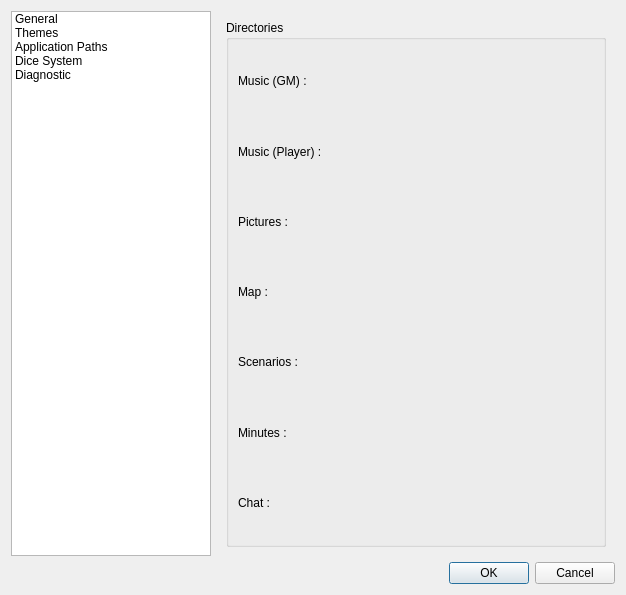
First picture: the form in src/preferences/preferencesdialogbox.ui, repository Rolisteam/rolisteam, before the edit.
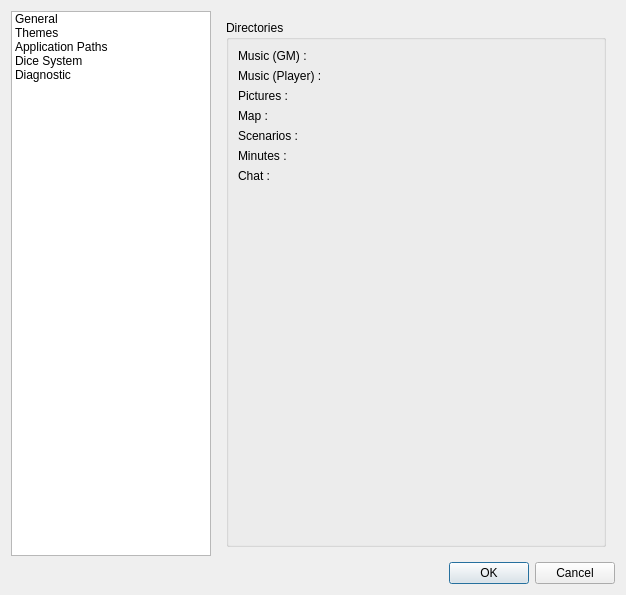
Second picture: the form after the edit. The open tabs and pages were chosen to show the change. Icons and pictures are not drawn. Custom widgets are drawn as their Qt base class.

Commit message: -Rolisteam starts maximazed by default, the property can be set into preferencesdialog

```diff
--- a/src/preferences/preferencesdialogbox.ui
+++ b/src/preferences/preferencesdialogbox.ui
@@ -487,6 +487,8 @@
            <property name="title">
             <string>Directories</string>
            </property>
+           <layout class="QVBoxLayout" name="verticalLayout_19">
+            <item>
            <layout class="QHBoxLayout" name="horizontalLayout_2" stretch="0,1">
             <item>
              <layout class="QVBoxLayout" name="verticalLayout">
@@ -565,6 +567,21 @@
                <widget class="FileDirChooser" name="m_chatDir" native="true"/>
               </item>
              </layout>
+              </item>
+             </layout>
+            </item>
+            <item>
+             <spacer name="verticalSpacer_2">
+              <property name="orientation">
+               <enum>Qt::Vertical</enum>
+              </property>
+              <property name="sizeHint" stdset="0">
+               <size>
+                <width>20</width>
+                <height>314</height>
+               </size>
+              </property>
+             </spacer>
             </item>
            </layout>
           </widget>
```
Left out of the diff: 9 changed lines with no effect on the pictures. Lines whose indentation alone changed are shown as unchanged. The commit also changes 2 other files.
